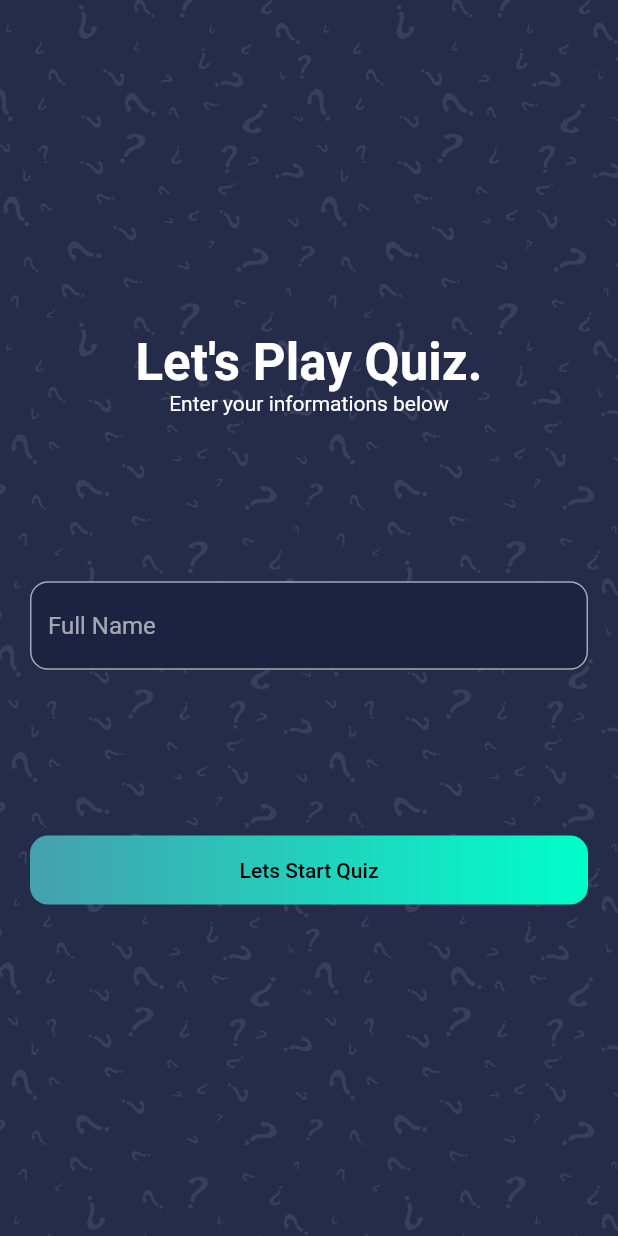
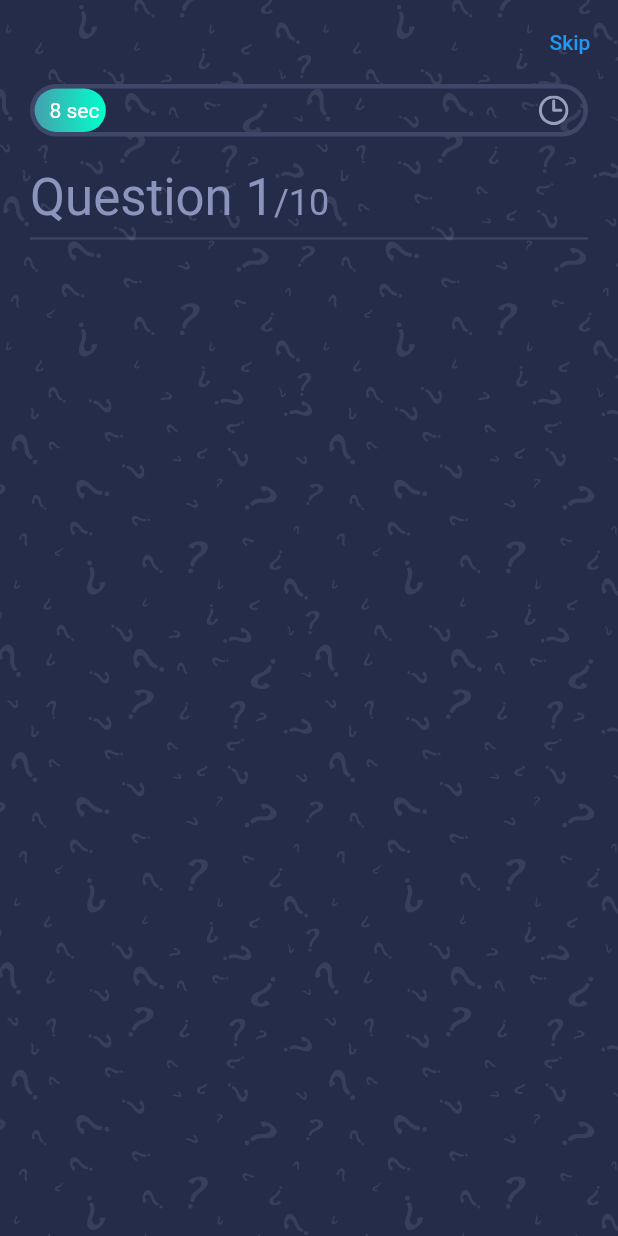
Before and after one commit to bhtri/flutter-quiz-app, a Flutter app: the screen it shows after launch, on a phone screen of 412 x 824 dp. Run offline on Flutter 3.47's test engine with Material 2 defaults, Android fonts, the phone set to English and light mode, and no system bars; our stand-ins replace get, websafe_svg.

Commit message:
➕ progress bar

```diff
--- /dev/null
+++ b/lib/controllers/question_controller.dart
@@ -0,0 +1,33 @@
+import 'package:flutter/material.dart';
+import 'package:get/get_state_manager/get_state_manager.dart';
+
+class QuestionController extends GetxController
+    with SingleGetTickerProviderMixin {
+  // Lets animated our progress bar
+  late AnimationController _animationController;
+  late Animation _animation;
+
+  // so that we can access our animation outside
+  Animation get animation => this._animation;
+
+  @override
+  void onInit() {
+    // Our animation duration is 60s
+    // so our plan is to fill the progress bar within 60s
+    _animationController = AnimationController(
+      duration: Duration(seconds: 60),
+      vsync: this,
+    );
+
+    _animation = Tween<double>(begin: 0, end: 1).animate(_animationController)
+      ..addListener(() {
+        // update like setState
+        update();
+      });
+
+    // start our animation
+    _animationController.forward();
+
+    super.onInit();
+  }
+}
--- a/lib/main.dart
+++ b/lib/main.dart
@@ -1,11 +1,11 @@
 import 'package:flutter/material.dart';
-import 'package:quiz_app/screens/welcome/welcome_screen.dart';
+import 'package:quiz_app/screens/quiz/quiz_screen.dart';
 
 void main() {
   runApp(MaterialApp(
     debugShowCheckedModeBanner: false,
     title: 'Quiz App',
     theme: ThemeData.dark(),
-    home: WelcomeScreen(),
+    home: QuizScreen(),
   ));
 }
--- /dev/null
+++ b/lib/screens/quiz/components/body.dart
@@ -0,0 +1,56 @@
+import 'package:flutter/material.dart';
+import 'package:quiz_app/constants.dart';
+import 'package:quiz_app/screens/quiz/components/progress_bar.dart';
+import 'package:websafe_svg/websafe_svg.dart';
+
+class Body extends StatelessWidget {
+  const Body({
+    Key? key,
+  }) : super(key: key);
+
+  @override
+  Widget build(BuildContext context) {
+    return Stack(
+      children: [
+        WebsafeSvg.asset(
+          'assets/icons/bg.svg',
+          fit: BoxFit.cover,
+          height: double.infinity,
+          width: double.infinity,
+        ),
+        SafeArea(
+          child: Padding(
+            padding: const EdgeInsets.symmetric(horizontal: kDefaultPadding),
+            child: Column(
+              crossAxisAlignment: CrossAxisAlignment.start,
+              children: [
+                ProgressBar(),
+                SizedBox(height: kDefaultPadding),
+                Text.rich(
+                  TextSpan(
+                    text: 'Question 1',
+                    style: Theme.of(context)
+                        .textTheme
+                        .headline4!
+                        .copyWith(color: kSecondaryColor),
+                    children: [
+                      TextSpan(
+                        text: '/10',
+                        style: Theme.of(context)
+                            .textTheme
+                            .headline5!
+                            .copyWith(color: kSecondaryColor),
+                      ),
+                    ],
+                  ),
+                ),
+                Divider(thickness: 1.5),
+                SizedBox(height: kDefaultPadding),
+              ],
+            ),
+          ),
+        ),
+      ],
+    );
+  }
+}
--- /dev/null
+++ b/lib/screens/quiz/components/progress_bar.dart
@@ -0,0 +1,57 @@
+import 'package:flutter/material.dart';
+import 'package:get/get_state_manager/src/simple/get_state.dart';
+import 'package:quiz_app/constants.dart';
+import 'package:quiz_app/controllers/question_controller.dart';
+import 'package:websafe_svg/websafe_svg.dart';
+
+class ProgressBar extends StatelessWidget {
+  const ProgressBar({
+    Key? key,
+  }) : super(key: key);
+
+  @override
+  Widget build(BuildContext context) {
+    return Container(
+      height: 35,
+      width: double.infinity,
+      decoration: BoxDecoration(
+        border: Border.all(color: Color(0xFF3F4768), width: 3),
+        borderRadius: BorderRadius.circular(50),
+      ),
+      child: GetBuilder<QuestionController>(
+          init: QuestionController(),
+          builder: (controller) {
+            return Stack(
+              children: [
+                // LayoutBuilder provide us the available space for the container
+                // constraints.maxWidth needed for our animation
+                LayoutBuilder(
+                  builder: (context, constraints) => Container(
+                    // from 0 to 1 it takes 60s
+                    width: constraints.maxWidth * controller.animation.value,
+                    decoration: BoxDecoration(
+                      gradient: kPrimaryGradient,
+                      borderRadius: BorderRadius.circular(50),
+                    ),
+                  ),
+                ),
+                Positioned.fill(
+                  child: Padding(
+                    padding: const EdgeInsets.symmetric(
+                        horizontal: kDefaultPadding / 2),
+                    child: Row(
+                      mainAxisAlignment: MainAxisAlignment.spaceBetween,
+                      children: [
+                        Text(
+                            '${(controller.animation.value * 60).round()} sec'),
+                        WebsafeSvg.asset('assets/icons/clock.svg'),
+                      ],
+                    ),
+                  ),
+                ),
+              ],
+            );
+          }),
+    );
+  }
+}
--- /dev/null
+++ b/lib/screens/quiz/quiz_screen.dart
@@ -0,0 +1,24 @@
+import 'package:flutter/material.dart';
+import 'package:quiz_app/screens/quiz/components/body.dart';
+
+class QuizScreen extends StatelessWidget {
+  const QuizScreen({Key? key}) : super(key: key);
+
+  @override
+  Widget build(BuildContext context) {
+    return Scaffold(
+      extendBodyBehindAppBar: true,
+      appBar: AppBar(
+        backgroundColor: Colors.transparent,
+        elevation: 0,
+        actions: [
+          TextButton(
+            onPressed: () {},
+            child: Text('Skip'),
+          ),
+        ],
+      ),
+      body: Body(),
+    );
+  }
+}
```
